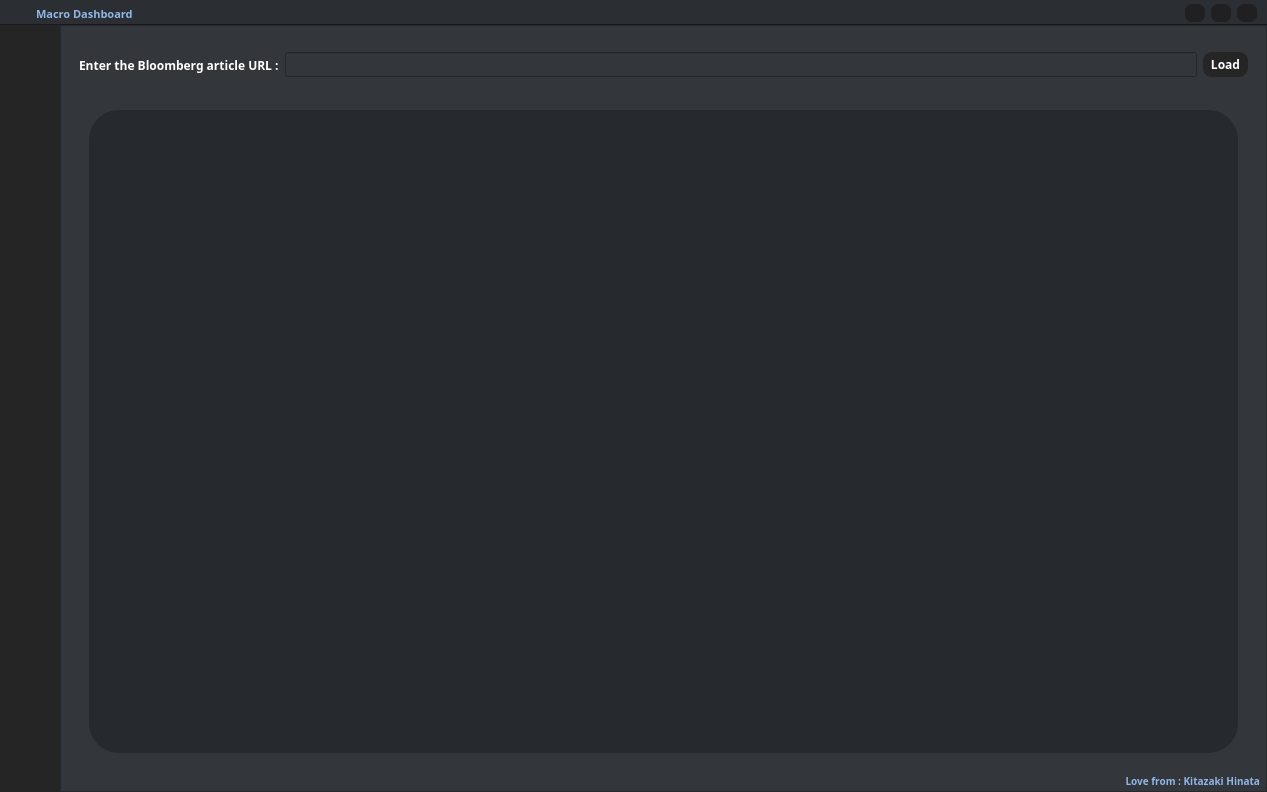
Above: gui/ui_main.ui from Kitazaki-Hinata/Macro_Dashboard before the change. Below: the same form after it.
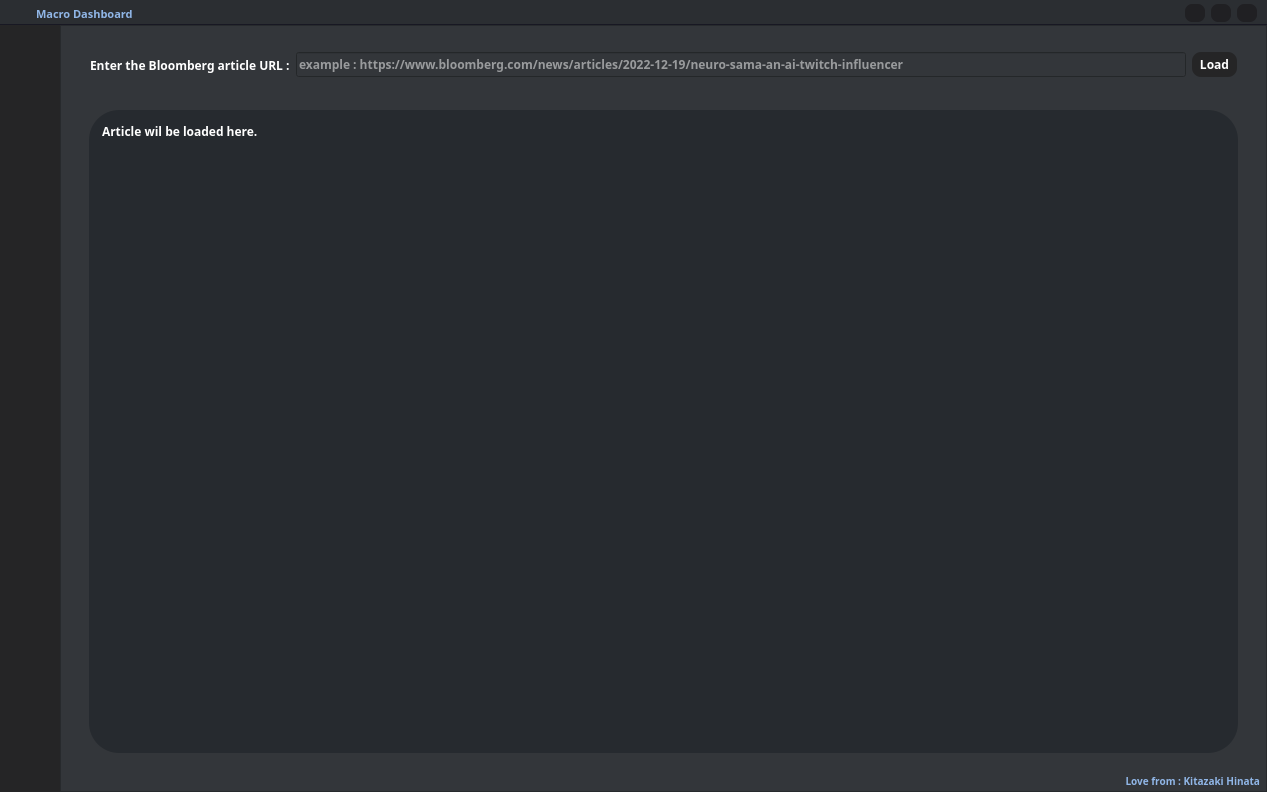
That is the form after the change. The open tabs and pages were chosen to show the change. Icons and pictures are not drawn.

Diff of the .ui file:
```diff
--- a/gui/ui_main.ui
+++ b/gui/ui_main.ui
@@ -1200,6 +1200,12 @@
                  <string notr="true"/>
                 </property>
                 <layout class="QHBoxLayout" name="horizontalLayout_3">
+                 <property name="leftMargin">
+                  <number>20</number>
+                 </property>
+                 <property name="rightMargin">
+                  <number>20</number>
+                 </property>
                  <item>
                   <widget class="QLabel" name="label_2">
                    <property name="font">
@@ -1234,6 +1240,9 @@
                    <property name="styleSheet">
                     <string notr="true">color: #ffffff</string>
                    </property>
+                   <property name="placeholderText">
+                    <string>example : https://www.bloomberg.com/news/articles/2022-12-19/neuro-sama-an-ai-twitch-influencer</string>
+                   </property>
                   </widget>
                  </item>
                  <item>
@@ -1346,6 +1355,9 @@
                       <property name="readOnly">
                        <bool>true</bool>
                       </property>
+                      <property name="plainText">
+                       <string>Article wil be loaded here.</string>
+                      </property>
                      </widget>
                     </item>
                    </layout>
```
Left out of the diff: 16 changed lines with no effect on the pictures.
